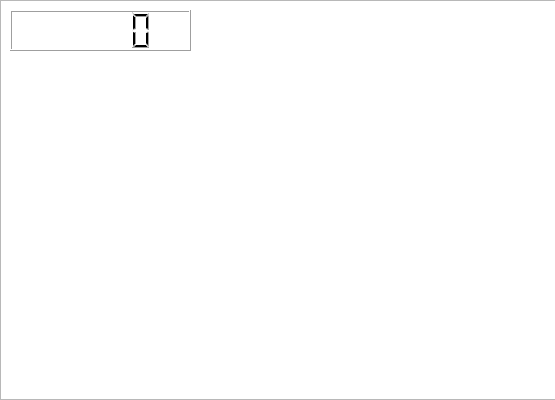
This is gameo.ui in MarianAlpha/juego as Qt 5 draws it before an edit; both pictures show x 0 to 555 and y 0 to 400 of the 1000 by 400 pixel window. The edited form follows.
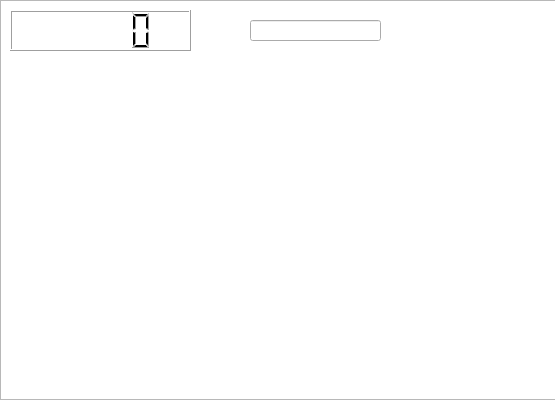
This is the edited form.

```diff
--- a/gameo.ui
+++ b/gameo.ui
@@ -33,6 +33,16 @@
     </rect>
    </property>
   </widget>
+  <widget class="QLineEdit" name="x">
+   <property name="geometry">
+    <rect>
+     <x>250</x>
+     <y>20</y>
+     <width>131</width>
+     <height>21</height>
+    </rect>
+   </property>
+  </widget>
  </widget>
  <resources/>
  <connections/>
```
